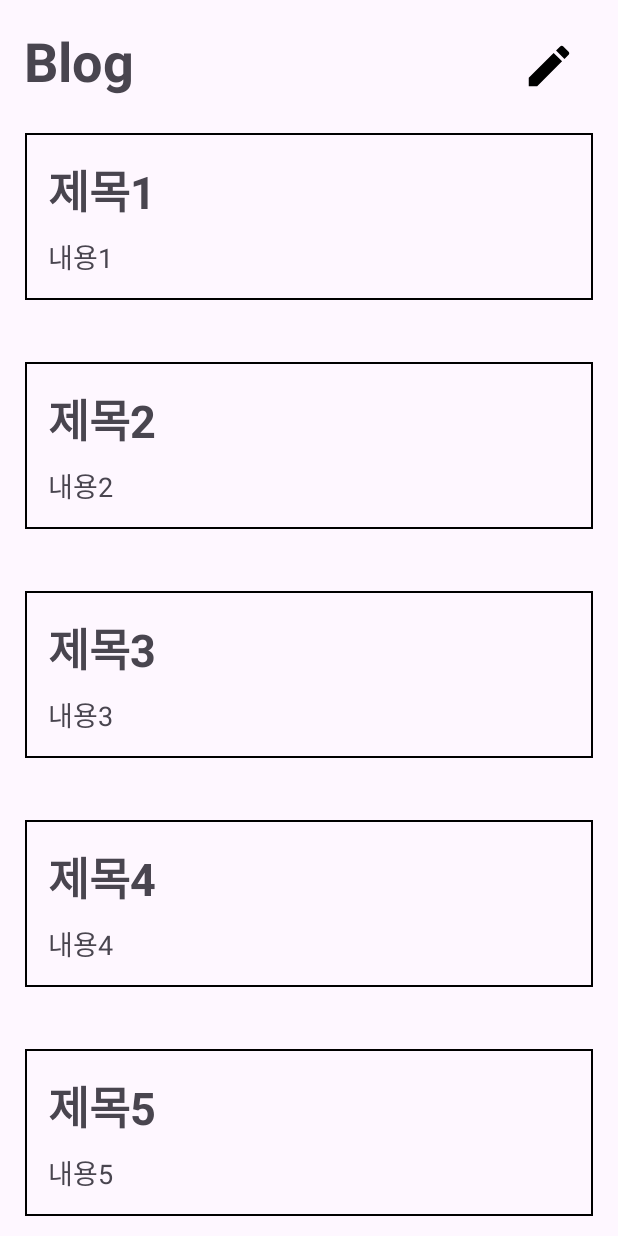
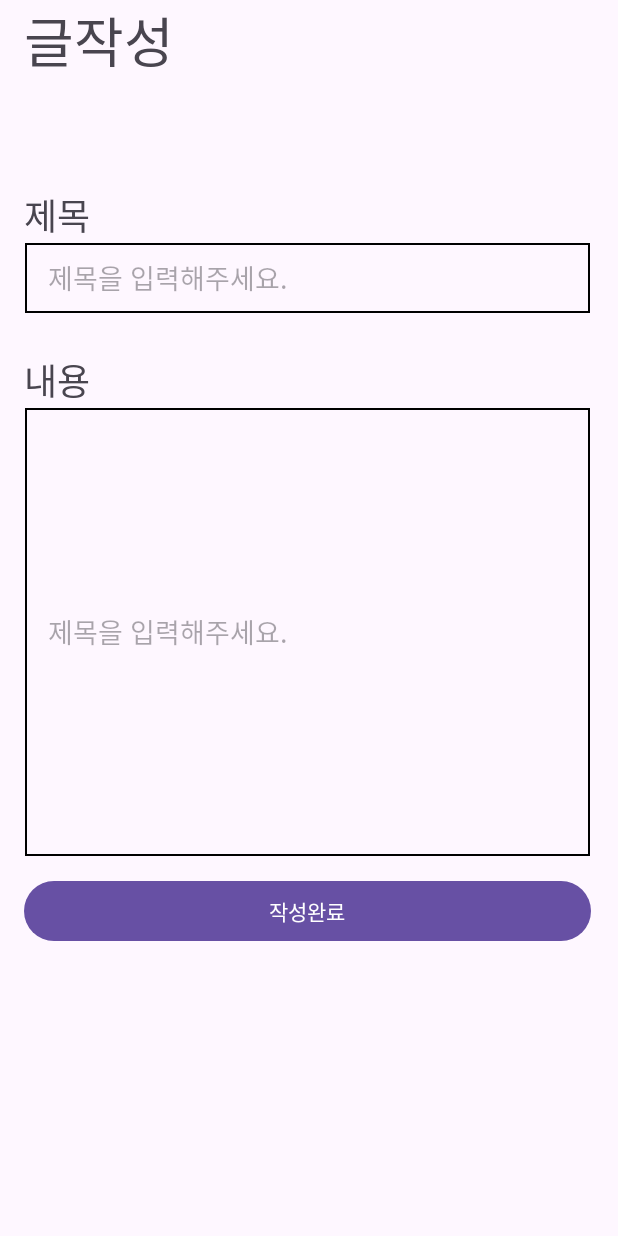
Before and after one commit to Kusitms-28th-PartCrossStudy-D/PartCrossB_Android, an Android app: the screen it shows after launch (MainActivity before the commit, WriteActivity after it), after a tap on an icon or button, on a phone screen of 412 x 824 dp. Run offline under Robolectric (Android 15) with nearby library versions, the phone set to English and light mode, and no system bars; our stand-ins replace Dagger/Hilt's generated code; network calls fail.

Commit message:
[feat] : 전체 리스트 조회 성공

```diff
--- a/app/src/main/AndroidManifest.xml
+++ b/app/src/main/AndroidManifest.xml
@@ -26,7 +26,10 @@
 
         <activity
             android:name=".detail.DetailActivity"
-            android:exported="true"/>
+            android:exported="false"/>
+
+        <activity android:name=".write.WriteActivity"
+            android:exported="false" />
     </application>
 
 </manifest>
--- a/app/src/main/java/com/pcandriod/part_cross_android/api/ArticleList.kt
+++ b/app/src/main/java/com/pcandriod/part_cross_android/api/ArticleList.kt
@@ -1,7 +1,6 @@
 package com.pcandriod.part_cross_android.api
 
 import com.google.gson.annotations.SerializedName
-import com.squareup.moshi.Json
 
 data class ArticleList(
     @SerializedName("isSuccess")
@@ -11,7 +10,7 @@ data class ArticleList(
     val message: String,
 
     @SerializedName("data")
-    val data: Data,
+    val data: List<Data>,
 )
 
 data class Data(
--- a/app/src/main/java/com/pcandriod/part_cross_android/api/RetrofitService.kt
+++ b/app/src/main/java/com/pcandriod/part_cross_android/api/RetrofitService.kt
@@ -6,7 +6,7 @@ import retrofit2.http.GET
 import retrofit2.http.POST
 
 interface RetrofitService {
-    @GET("/api/vl/articles")
+    @GET("/api/v1/articles")
     fun getPostList(): Call<ArticleList>
 
 
--- a/app/src/main/java/com/pcandriod/part_cross_android/main/MainActivity.kt
+++ b/app/src/main/java/com/pcandriod/part_cross_android/main/MainActivity.kt
@@ -5,6 +5,7 @@ import android.os.Bundle
 import android.util.Log
 import android.widget.Toast
 import androidx.appcompat.app.AppCompatActivity
+import androidx.recyclerview.widget.LinearLayoutManager
 import com.pcandriod.part_cross_android.api.ArticleList
 import com.pcandriod.part_cross_android.api.RetrofitClient
 import com.pcandriod.part_cross_android.api.RetrofitService
@@ -14,13 +15,11 @@ import com.pcandriod.part_cross_android.write.WriteActivity
 import retrofit2.Call
 import retrofit2.Callback
 import retrofit2.Response
-import retrofit2.Retrofit
-import retrofit2.create
 
 class MainActivity : AppCompatActivity() {
     private lateinit var binding: ActivityMainBinding
 
-    lateinit var articleService: RetrofitService
+    private val itemList = ArrayList<PostItem>()
 
     override fun onCreate(savedInstanceState: Bundle?) {
         super.onCreate(savedInstanceState)
@@ -29,26 +28,6 @@ class MainActivity : AppCompatActivity() {
         val view = binding.root
         setContentView(view)
 
-        initView()
-
-        val retrofit = RetrofitClient.getInstance().create(RetrofitService::class.java)
-
-        retrofit.getPostList()
-            .enqueue(object: Callback<ArticleList> {
-                override fun onResponse(call: Call<ArticleList>, response: Response<ArticleList>) {
-                    if (response.isSuccessful) {
-                        Log.d("레트로핏", "성공")
-                    }
-                }
-
-                override fun onFailure(call: Call<ArticleList>, t: Throwable) {
-                    Log.d("레트로핏", "실패")
-                }
-            })
-    }
-
-
-    private fun initView() {
         val itemPost = ArrayList<PostItem>()
 
         itemPost.add(PostItem("제목1", "내용1"))
@@ -71,6 +50,7 @@ class MainActivity : AppCompatActivity() {
         postAdapter.notifyDataSetChanged()
 
         binding.rvPostList.adapter = postAdapter
+        binding.rvPostList.layoutManager = LinearLayoutManager(this)
 
         postAdapter.setOnItemClickListener { position ->
             val intent = Intent(this, DetailActivity::class.java)
@@ -78,6 +58,36 @@ class MainActivity : AppCompatActivity() {
             Toast.makeText(this, "${position+1} 번째 글 클릭!", Toast.LENGTH_SHORT).show()
             startActivity(intent)
         }
+        val retrofit = RetrofitClient.getInstance().create(RetrofitService::class.java)
+
+        // Retrofit에서 API 요청 결과를 처리하는 콜백 함수
+        retrofit.getPostList().enqueue(object: Callback<ArticleList> {
+            override fun onResponse(call: Call<ArticleList>, response: Response<ArticleList>) {
+                if (response.isSuccessful) {
+                    // API 요청이 성공하면 데이터를 가져옵니다.
+                    val articleList = response.body()?.data?.toList()
+
+                    articleList?.forEach { article ->
+                        val postItem = PostItem(article.toString(), article.toString())
+                        itemList.add(postItem)
+                    }
+
+                    // itemList를 사용하여 리사이클러뷰 어댑터를 업데이트합니다.
+                    val postAdapter = PostAdapter(itemList)
+                    binding.rvPostList.adapter = postAdapter
+                    postAdapter.notifyDataSetChanged()
+                }
+            }
+
+            override fun onFailure(call: Call<ArticleList>, t: Throwable) {
+                Log.e("레트로핏", "요청 실패: ${t.message}", t)
+            }
+        })
+    }
+
+
+    private fun initView() {
+
     }
 
 }
--- a/app/src/main/java/com/pcandriod/part_cross_android/write/WriteActivity.kt
+++ b/app/src/main/java/com/pcandriod/part_cross_android/write/WriteActivity.kt
@@ -1,4 +1,25 @@
 package com.pcandriod.part_cross_android.write
 
-class WriteActivity {
+import android.content.Intent
+import android.os.Bundle
+import androidx.appcompat.app.AppCompatActivity
+import com.pcandriod.part_cross_android.databinding.ActivityWriteBinding
+import com.pcandriod.part_cross_android.main.MainActivity
+
+class WriteActivity : AppCompatActivity() {
+    private lateinit var binding: ActivityWriteBinding
+
+    override fun onCreate(savedInstanceState: Bundle?) {
+        super.onCreate(savedInstanceState)
+
+        binding = ActivityWriteBinding.inflate(layoutInflater)
+        val view = binding.root
+        setContentView(view)
+
+        binding.regBtn.setOnClickListener {
+            val intent = Intent(this, MainActivity::class.java)
+            startActivity(intent)
+        }
+
+    }
 }
--- a/app/src/main/res/layout/activity_write.xml
+++ b/app/src/main/res/layout/activity_write.xml
@@ -1,6 +1,87 @@
 <?xml version="1.0" encoding="utf-8"?>
 <androidx.constraintlayout.widget.ConstraintLayout xmlns:android="http://schemas.android.com/apk/res/android"
+    xmlns:app="http://schemas.android.com/apk/res-auto"
+    xmlns:tools="http://schemas.android.com/tools"
     android:layout_width="match_parent"
     android:layout_height="match_parent">
 
+    <TextView
+        android:id="@+id/textView"
+        android:layout_width="wrap_content"
+        android:layout_height="wrap_content"
+        android:layout_marginLeft="16dp"
+        android:text="글작성"
+        android:textSize="36dp"
+        app:layout_constraintStart_toStartOf="parent"
+        app:layout_constraintTop_toTopOf="parent" />
+
+
+    <TextView
+        android:id="@+id/textView3"
+        android:layout_width="wrap_content"
+        android:layout_height="wrap_content"
+        android:layout_marginLeft="16dp"
+        android:layout_marginTop="71dp"
+        android:text="제목"
+        android:textSize="24dp"
+        app:layout_constraintStart_toStartOf="parent"
+        app:layout_constraintTop_toBottomOf="@+id/textView" />
+
+
+    <EditText
+        android:id="@+id/title_edit"
+        android:layout_width="378dp"
+        android:layout_height="48dp"
+        android:layout_marginStart="16dp"
+        android:layout_marginRight="16dp"
+        android:background="@drawable/border"
+        android:hint="제목을 입력해주세요."
+        android:paddingStart="16dp"
+        android:paddingTop="4dp"
+        android:paddingBottom="4dp"
+        app:layout_constraintHorizontal_bias="1.0"
+        app:layout_constraintLeft_toLeftOf="parent"
+        app:layout_constraintRight_toRightOf="parent"
+        app:layout_constraintStart_toStartOf="parent"
+        app:layout_constraintTop_toBottomOf="@+id/textView3" />
+
+    <EditText
+        android:id="@+id/content_edit"
+        android:layout_width="378dp"
+        android:layout_height="300dp"
+        android:layout_marginRight="16dp"
+        android:background="@drawable/border"
+        android:hint="제목을 입력해주세요."
+        android:layout_marginLeft="16dp"
+        android:paddingStart="16dp"
+        android:paddingTop="4dp"
+        android:paddingBottom="4dp"
+        app:layout_constraintHorizontal_bias="1.0"
+        app:layout_constraintLeft_toLeftOf="parent"
+        app:layout_constraintRight_toRightOf="parent"
+        app:layout_constraintStart_toStartOf="parent"
+        app:layout_constraintTop_toBottomOf="@+id/textinput3" />
+
+    <TextView
+        android:id="@+id/textinput3"
+        android:layout_width="wrap_content"
+        android:layout_height="wrap_content"
+        android:layout_marginStart="16dp"
+        android:text="내용"
+        android:layout_marginTop="26dp"
+        android:textSize="24dp"
+        app:layout_constraintStart_toStartOf="parent"
+        app:layout_constraintTop_toBottomOf="@+id/title_edit" />
+
+    <Button
+        android:id="@+id/regBtn"
+        android:layout_width="378dp"
+        android:layout_height="48dp"
+        android:layout_marginStart="16dp"
+        android:layout_marginTop="12dp"
+        android:text="작성완료"
+        app:layout_constraintStart_toStartOf="parent"
+        app:layout_constraintTop_toBottomOf="@+id/content_edit" />
+
+
 </androidx.constraintlayout.widget.ConstraintLayout>
```
